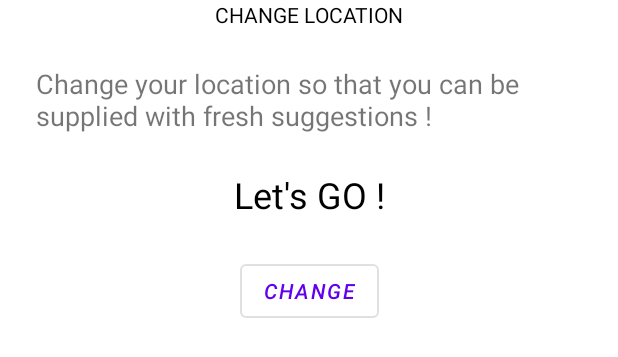
After one commit to alexandar004/HotOrNot, an Android app: the layout fragment_location_screen.xml on its own in the app's theme, with its tools: preview values and no code run, on a phone screen of 412 x 824 dp. The commit adds this screen. Shown: the top 357 px of the screen. Run offline under Robolectric (Android 15) with nearby library versions, the phone set to English and light mode, and no system bars.

Commit message:
add LocationScreenFragment

```diff
--- a/HotOrNot/app/src/main/java/com/example/hotornot/ui/fragment/MainScreenFragment.kt
+++ b/HotOrNot/app/src/main/java/com/example/hotornot/ui/fragment/MainScreenFragment.kt
@@ -137,12 +137,12 @@ class MainScreenFragment : BaseFragment() {
     }
 
     private fun showRandomFriend() {
-        checkForHotName()
         randomFriend = friendRepository.getAllSavedFriends().random()
         binding.imgFriend.setImageResource(randomFriend.image)
         binding.friendName.text = randomFriend.name
         binding.friendEmail.text = randomFriend.email
         setFriendCharacteristics(randomFriend.characteristics)
+        checkForHotName()
     }
 
     private fun rateFriend(isHot: Boolean) {
@@ -158,7 +158,7 @@ class MainScreenFragment : BaseFragment() {
     }
 
     private fun initViews() {
-        setVisibleButtons()
+//        setVisibleButtons()
         allFriends = friendRepository.getAllSavedFriends()
         val allRandomFriends = allFriends.filter { it.isHot == null }
         if (allRandomFriends.isNotEmpty()) {
--- /dev/null
+++ b/HotOrNot/app/src/main/res/layout/fragment_location_screen.xml
@@ -0,0 +1,50 @@
+<?xml version="1.0" encoding="utf-8"?>
+<androidx.constraintlayout.widget.ConstraintLayout xmlns:android="http://schemas.android.com/apk/res/android"
+    xmlns:app="http://schemas.android.com/apk/res-auto"
+    xmlns:tools="http://schemas.android.com/tools"
+    android:layout_width="match_parent"
+    android:layout_height="match_parent"
+    tools:context=".ui.fragment.LocationScreen">
+
+    <TextView
+        android:id="@+id/changeLocationTitle"
+        android:layout_width="match_parent"
+        android:layout_height="wrap_content"
+        android:gravity="center"
+        android:text="@string/change_location"
+        android:textColor="@color/black"
+        app:layout_constraintTop_toTopOf="parent" />
+
+    <TextView
+        android:id="@+id/description"
+        android:layout_width="match_parent"
+        android:layout_height="wrap_content"
+        android:layout_margin="@dimen/medium_margin"
+        android:text="@string/fresh_suggestions"
+        android:textSize="@dimen/medium_text_size"
+        app:layout_constraintTop_toBottomOf="@+id/changeLocationTitle" />
+
+    <TextView
+        android:id="@+id/motivationText"
+        android:layout_width="wrap_content"
+        android:layout_height="wrap_content"
+        android:layout_margin="@dimen/medium_margin"
+        android:text="@string/lets_go"
+        android:textSize="@dimen/large_text_size"
+        android:textColor="@color/black"
+        app:layout_constraintEnd_toEndOf="parent"
+        app:layout_constraintStart_toStartOf="parent"
+        app:layout_constraintTop_toBottomOf="@+id/description" />
+
+    <com.google.android.material.button.MaterialButton
+        android:id="@+id/btnChange"
+        style="@style/Widget.MaterialComponents.Button.OutlinedButton"
+        android:layout_width="wrap_content"
+        android:layout_height="wrap_content"
+        android:layout_margin="@dimen/medium_margin"
+        android:text="@string/change"
+        android:textStyle="italic"
+        app:layout_constraintEnd_toEndOf="parent"
+        app:layout_constraintStart_toStartOf="parent"
+        app:layout_constraintTop_toBottomOf="@+id/motivationText" />
+</androidx.constraintlayout.widget.ConstraintLayout>
--- a/HotOrNot/app/src/main/res/values/dimens.xml
+++ b/HotOrNot/app/src/main/res/values/dimens.xml
@@ -9,6 +9,7 @@
 
     //fonts
     <dimen name="large_text_size">24sp</dimen>
+    <dimen name="medium_text_size">18sp</dimen>
     //roundedCorner
     <dimen name="small_corner_radius">12dp</dimen>
     <dimen name="medium_radius">20dp</dimen>
--- a/HotOrNot/app/src/main/res/values/strings.xml
+++ b/HotOrNot/app/src/main/res/values/strings.xml
@@ -1,11 +1,11 @@
 <resources>
     <string name="app_name">HotOrNot</string>
-    <string name="logoText">ヾ(´∀｀○)ﾉ</string>
-    <string name="hot">Hot</string>
-    <string name="not">Not</string>
+    <string name="logoText" translatable="false">ヾ(´∀｀○)ﾉ</string>
+    <string name="hot" translatable="false">Hot</string>
+    <string name="not" translatable="false">Not</string>
     <string name="stan">Stan</string>
 
-    <string name="hello_blank_fragment">Hello blank fragment</string>
+    <string name="hello_blank_fragment" translatable="false">Hello blank fragment</string>
     <string name="create_account">Create Account</string>
     <string name="first_name">First Name</string>
     <string name="last_name">Last Name</string>
@@ -40,6 +40,10 @@
     <string name="petar_email" translatable="false">petar@gmail.com</string>
     <string name="stan_email" translatable="false">stan@gmail.com</string>
     <string name="nobody_here_but_us_chickens">Nobody here but us chickens!</string>
+    <string name="change_location">CHANGE LOCATION</string>
+    <string name="fresh_suggestions">Change your location so that you can be supplied with fresh suggestions !</string>
+    <string name="lets_go">Let\'s GO !</string>
+    <string name="change">change</string>
 
 
     <string-array name="interests">
```
Also changed, not shown: HotOrNot/app/src/main/java/com/example/hotornot/ui/fragment/LocationScreenFragment.kt (added, +51 -0 lines), HotOrNot/app/src/main/java/com/example/hotornot/ui/fragment/ProfileScreenFragment.kt (+14 -2 lines), HotOrNot/app/src/main/res/drawable/ic_baseline_add_location_alt_24.xml (added, +10 -0 lines), HotOrNot/app/src/main/res/layout/fragment_profile_screen.xml (+17 -2 lines), HotOrNot/app/src/main/res/navigation/nav_graph.xml (+10 -1 lines), 1 other file.
